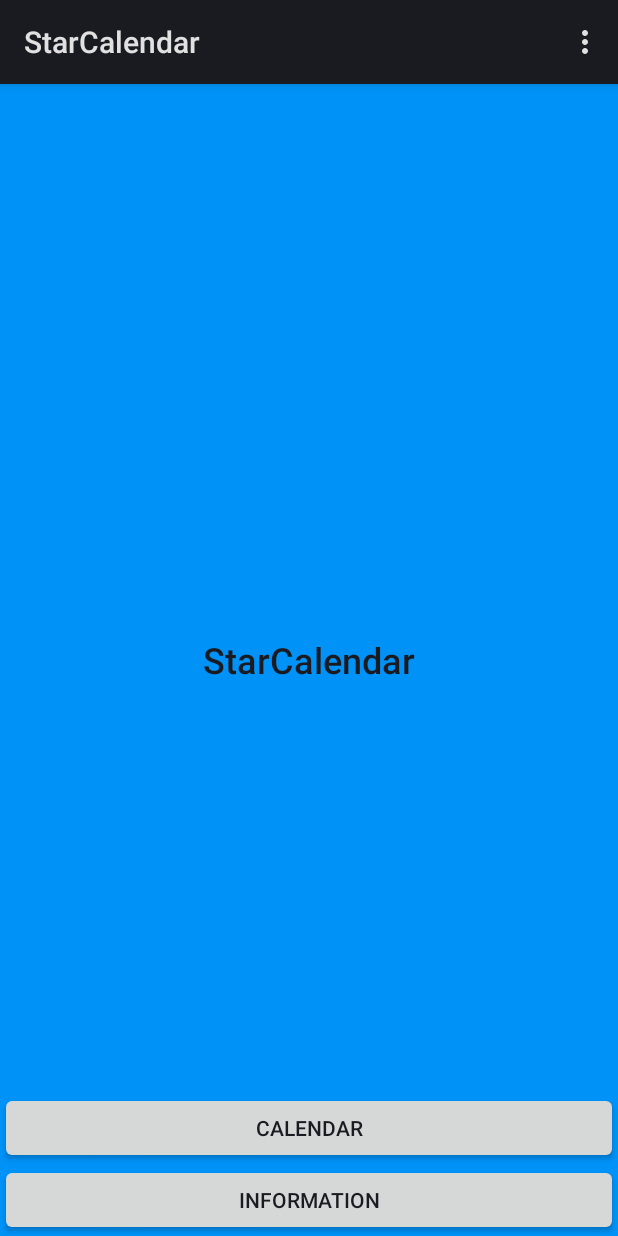
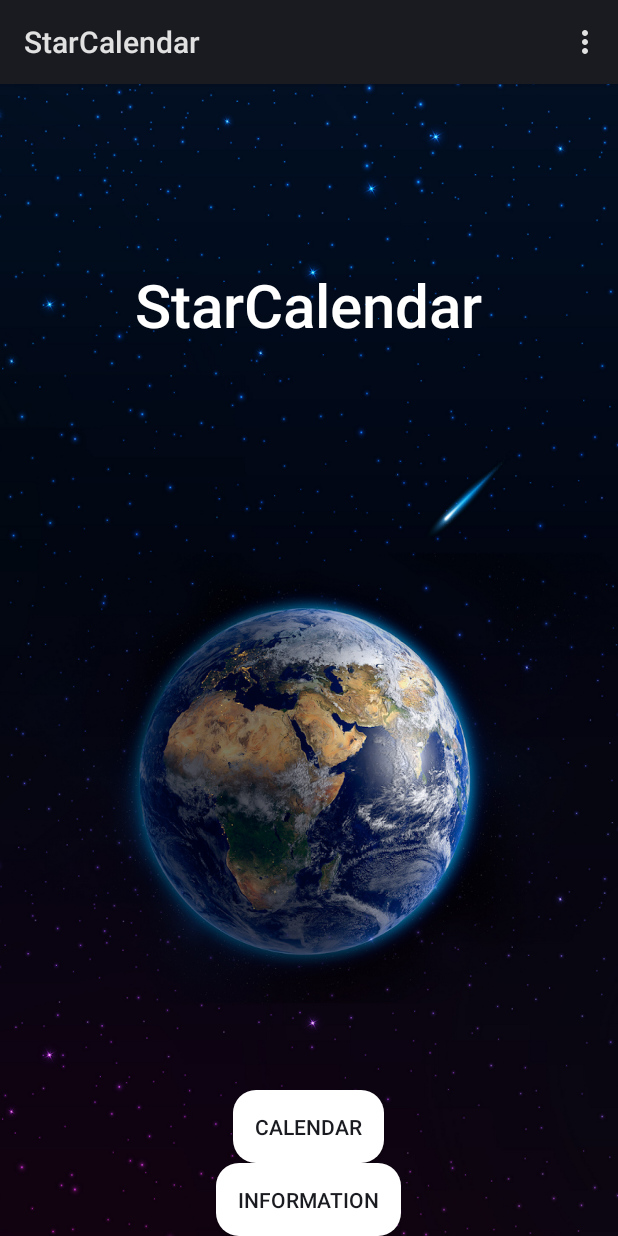
Before and after one commit to MikeVriesema/StarCalendarApp, an Android app: the screen it shows after launch (MainActivity), on a phone screen of 412 x 824 dp. Run offline under Robolectric (Android 15) with nearby library versions, the phone set to English and light mode, and no system bars.

Commit message:
-Added app icon -Added app background -Added several drawables to smooth out button corners and for various shape elements -Added popup window upon click of date in calendar that will display a particular celestial event if available -Tidied up

```diff
--- a/app/src/main/AndroidManifest.xml
+++ b/app/src/main/AndroidManifest.xml
@@ -1,12 +1,14 @@
 <?xml version="1.0" encoding="utf-8"?>
 <manifest xmlns:android="http://schemas.android.com/apk/res/android"
     package="mikevriesema.ul.starcalendar">
+    <uses-permission android:name="android.permission.READ_EXTERNAL_STORAGE"/>
+    <uses-permission android:name="android.permission.WRITE_EXTERNAL_STORAGE"/>
 
     <application
         android:allowBackup="true"
         android:icon="@mipmap/ic_launcher"
         android:label="@string/app_name"
-        android:roundIcon="@mipmap/ic_launcher_round"
+        android:roundIcon="@drawable/icon"
         android:supportsRtl="true"
         android:theme="@android:style/Theme.DeviceDefault.Light.DarkActionBar">
         <activity android:name=".MainActivity">
--- /dev/null
+++ b/app/src/main/res/drawable/button_corner.xml
@@ -0,0 +1,9 @@
+<?xml version="1.0" encoding="utf-8"?>
+<shape xmlns:android="http://schemas.android.com/apk/res/android">
+    <corners
+        android:radius="15dp"/>
+    <padding
+        android:top="15dp" android:bottom="15dp" android:left="15dp" android:right="15dp"/>
+    <solid
+        android:color="@color/white"/>
+</shape>
--- a/app/src/main/res/drawable/calendar_background.xml
+++ b/app/src/main/res/drawable/calendar_background.xml
@@ -3,5 +3,5 @@
         <corners
             android:radius="20dp"/>
         <solid
-            android:color="#FFF"/>
+            android:color="@color/white"/>
 </shape>
--- /dev/null
+++ b/app/src/main/res/drawable/event_close.xml
@@ -0,0 +1,4 @@
+<?xml version="1.0" encoding="utf-8"?>
+<shape android:shape="oval" xmlns:android="http://schemas.android.com/apk/res/android">
+    <stroke android:width="3dp" android:color="@color/white"/>
+</shape>
--- /dev/null
+++ b/app/src/main/res/drawable/event_outline.xml
@@ -0,0 +1,4 @@
+<?xml version="1.0" encoding="utf-8"?>
+<shape android:shape="oval" xmlns:android="http://schemas.android.com/apk/res/android">
+    <stroke android:width="3dp" android:color="@color/white"/>
+</shape>
--- a/app/src/main/res/layout/activity_main.xml
+++ b/app/src/main/res/layout/activity_main.xml
@@ -1,30 +1,36 @@
 <RelativeLayout xmlns:android="http://schemas.android.com/apk/res/android"
 	android:layout_width="match_parent"
 	android:layout_height="match_parent"
-	android:background="@color/colorPrimary">
+	android:background="@drawable/main">
 
 	<Button
 		android:id="@+id/myCalendar"
-		android:layout_width="match_parent"
+		android:layout_width="wrap_content"
 		android:layout_height="wrap_content"
 		android:layout_above="@+id/information"
+		android:layout_centerHorizontal="true"
+		android:background="@drawable/button_corner"
 		android:text="@string/myCalendar" />
 
 	<Button
 		android:id="@+id/information"
-		android:layout_width="match_parent"
+		android:layout_width="wrap_content"
 		android:layout_height="wrap_content"
+		android:layout_centerHorizontal="true"
 		android:layout_alignParentBottom="true"
+		android:background="@drawable/button_corner"
 		android:text="@string/information" />
 
 	<TextView
 		android:id="@+id/starvalue"
 		android:layout_width="wrap_content"
 		android:layout_height="wrap_content"
-		android:layout_centerInParent="true"
+		android:layout_centerHorizontal="true"
+		android:layout_marginTop="120dp"
 		android:text="@string/app_name"
 		android:textAppearance="@style/TextAppearance.AppCompat.Title"
-		android:textSize="24sp" />
+		android:textColor="@color/white"
+		android:textSize="40sp" />
 
 
 </RelativeLayout>
--- a/app/src/main/res/layout/list_item.xml
+++ b/app/src/main/res/layout/list_item.xml
@@ -2,7 +2,6 @@
 <TextView xmlns:android="http://schemas.android.com/apk/res/android"
     android:layout_width="fill_parent"
     android:layout_height="fill_parent"
-    android:background="@color/colorPrimary"
     android:padding="10dp"
     android:textSize="16sp" >
 </TextView>
--- a/app/src/main/res/values/colors.xml
+++ b/app/src/main/res/values/colors.xml
@@ -3,4 +3,5 @@
     <color name="colorPrimary">#0092F7</color>
     <color name="colorPrimaryDark">#265172</color>
     <color name="colorAccent">#D81B60</color>
+    <color name="white">#FFF</color>
 </resources>
--- a/app/src/main/res/values/strings.xml
+++ b/app/src/main/res/values/strings.xml
@@ -5,7 +5,12 @@
     <string name="starlist">Star List</string>
     <string name="information">Information</string>
     <string name="myCalendar">Calendar</string>
+    <string name="eventinfo">Mercury is in retrograde</string>
+
+
+
     <string name="error_one">No entry found</string>
+    <string name="close">X</string>
 
 
 
```
Also changed, not shown: app/src/main/java/mikevriesema/ul/starcalendar/Calendar.java (+35 -0 lines), app/src/main/java/mikevriesema/ul/starcalendar/Information.java (+17 -2 lines), app/src/main/res/layout/activity_calendar.xml (+6 -4 lines), app/src/main/res/layout/activity_event_info.xml (added, +41 -0 lines), app/src/main/res/layout/activity_information.xml (+11 -3 lines), app/src/main/res/drawable/event_image.png (added), app/src/main/res/drawable/icon.png (added), app/src/main/res/drawable/main.jpg (added).
